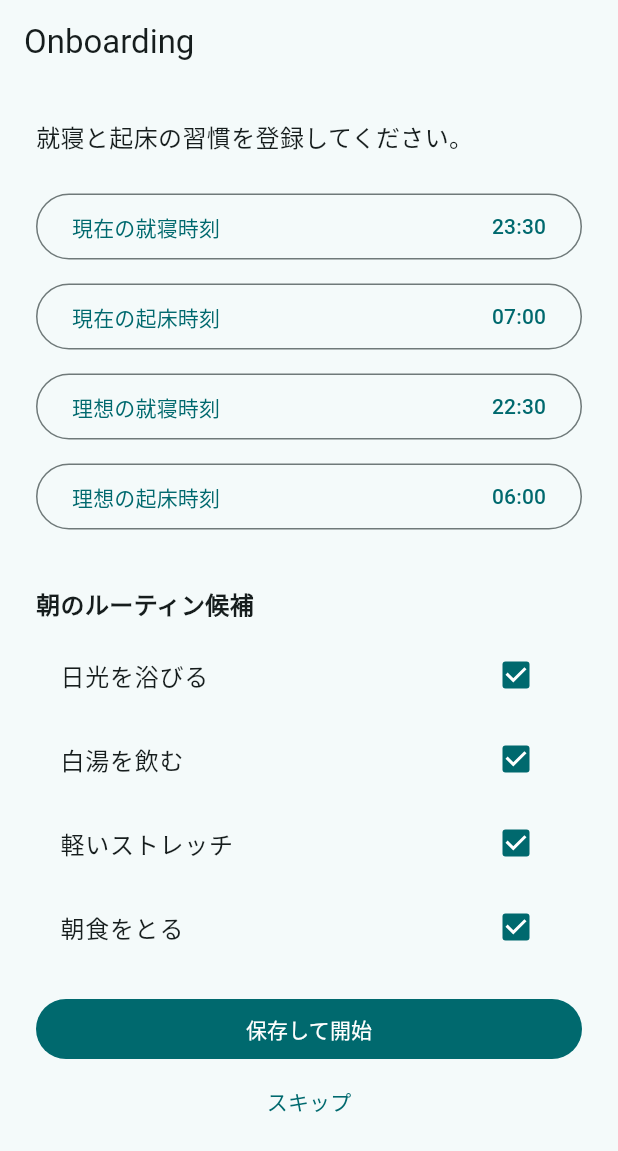
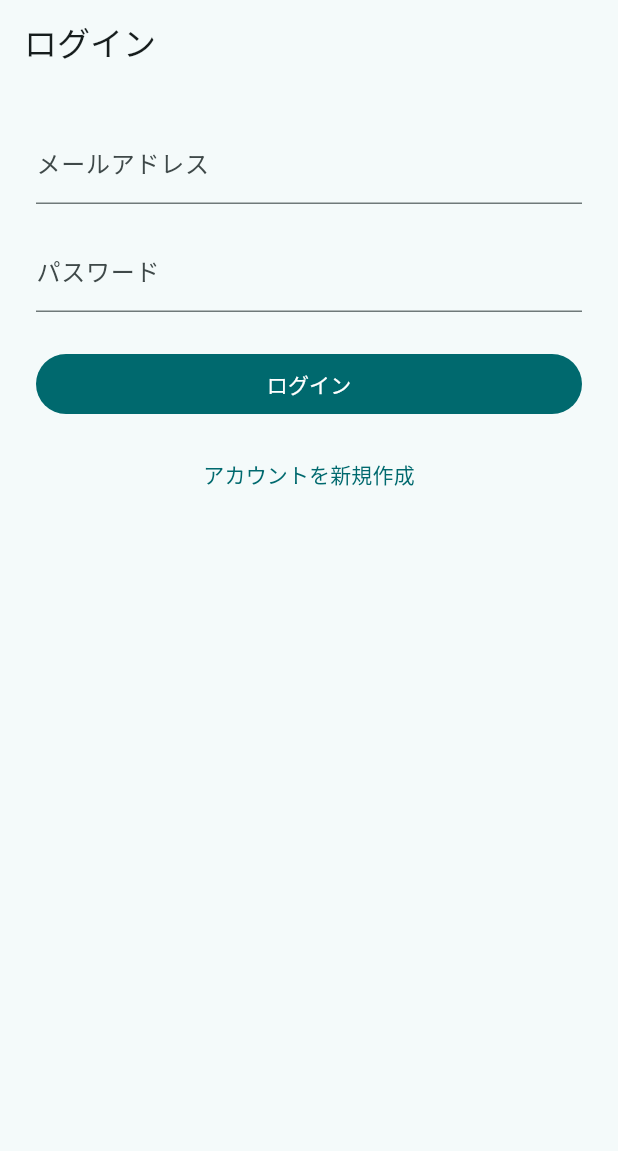
Before and after one commit to h-sasaki-private/dawnshift, a Flutter app: the screen it shows after launch, on a phone screen of 412 x 824 dp. Shown: the top 1151 px of the screen. Run offline on Flutter 3.47's test engine with Material 3 defaults, Android fonts, the phone set to English and light mode, and no system bars; our stand-ins replace cloud_firestore, firebase_auth, firebase_core, flutter_dotenv, package_info_plus; missing offline and left inert: purchases_flutter; accounts and stored records are empty.

Commit message:
feat: ログイン画面の追加とFirebase Auth対応
- LoginPage: メール/パスワードのログイン・新規登録UI
- main.dart: StreamBuilder + initialData でログイン状態に応じた画面切り替え
- OnboardingRepository を Firebase Auth UID で初期化
- FakeAuthProvider.authStateChanges は currentUser を initialData で補完

Co-Authored-By: Claude Sonnet 4.6 <noreply@anthropic.com>

```diff
--- /dev/null
+++ b/lib/features/auth/login_page.dart
@@ -0,0 +1,113 @@
+// ignore_for_file: use_build_context_synchronously
+
+import 'package:dawnshift/features/auth/auth_service.dart';
+import 'package:flutter/material.dart';
+
+class LoginPage extends StatefulWidget {
+  const LoginPage({super.key, required this.authService});
+
+  final AuthService authService;
+
+  @override
+  State<LoginPage> createState() => _LoginPageState();
+}
+
+class _LoginPageState extends State<LoginPage> {
+  final _emailController = TextEditingController();
+  final _passwordController = TextEditingController();
+  var _isRegister = false;
+  var _loading = false;
+  String? _errorMessage;
+
+  @override
+  void dispose() {
+    _emailController.dispose();
+    _passwordController.dispose();
+    super.dispose();
+  }
+
+  Future<void> _submit() async {
+    setState(() {
+      _loading = true;
+      _errorMessage = null;
+    });
+
+    try {
+      if (_isRegister) {
+        await widget.authService.registerWithEmail(
+          email: _emailController.text.trim(),
+          password: _passwordController.text,
+        );
+      } else {
+        await widget.authService.signInWithEmail(
+          email: _emailController.text.trim(),
+          password: _passwordController.text,
+        );
+      }
+    } on EmailAlreadyInUseException {
+      setState(() => _errorMessage = 'このメールアドレスはすでに登録されています。');
+    } on UserNotFoundException {
+      setState(() => _errorMessage = 'メールアドレスが見つかりません。');
+    } on WrongPasswordException {
+      setState(() => _errorMessage = 'パスワードが正しくありません。');
+    } catch (e) {
+      setState(() => _errorMessage = 'エラーが発生しました: $e');
+    } finally {
+      if (mounted) setState(() => _loading = false);
+    }
+  }
+
+  @override
+  Widget build(BuildContext context) {
+    return Scaffold(
+      appBar: AppBar(title: Text(_isRegister ? '新規登録' : 'ログイン')),
+      body: SingleChildScrollView(
+        padding: const EdgeInsets.all(24),
+        child: Column(
+          crossAxisAlignment: CrossAxisAlignment.stretch,
+          children: [
+          TextField(
+            key: const Key('email-field'),
+            controller: _emailController,
+            decoration: const InputDecoration(labelText: 'メールアドレス'),
+            keyboardType: TextInputType.emailAddress,
+            autocorrect: false,
+          ),
+          const SizedBox(height: 16),
+          TextField(
+            key: const Key('password-field'),
+            controller: _passwordController,
+            decoration: const InputDecoration(labelText: 'パスワード'),
+            obscureText: true,
+          ),
+          const SizedBox(height: 24),
+          if (_errorMessage != null) ...[
+            Text(
+              _errorMessage!,
+              style: TextStyle(color: Theme.of(context).colorScheme.error),
+            ),
+            const SizedBox(height: 16),
+          ],
+          FilledButton(
+            key: const Key('submit-button'),
+            onPressed: _loading ? null : _submit,
+            child: Text(_loading
+                ? '処理中...'
+                : (_isRegister ? '登録する' : 'ログイン')),
+          ),
+          const SizedBox(height: 12),
+          TextButton(
+            key: const Key('toggle-mode-button'),
+            onPressed: _loading
+                ? null
+                : () => setState(() => _isRegister = !_isRegister),
+            child: Text(_isRegister
+                ? 'すでにアカウントをお持ちの方はこちら'
+                : 'アカウントを新規作成'),
+          ),
+          ],
+        ),
+      ),
+    );
+  }
+}
--- a/lib/main.dart
+++ b/lib/main.dart
@@ -1,8 +1,10 @@
 import 'package:firebase_core/firebase_core.dart';
 import 'package:flutter/material.dart';
+import 'package:flutter_dotenv/flutter_dotenv.dart';
 
 import 'firebase_options.dart';
 import 'features/auth/auth_service.dart';
+import 'features/auth/login_page.dart';
 import 'features/onboarding/onboarding_app.dart';
 import 'features/onboarding/onboarding_repository.dart';
 import 'features/sleep/sleep_record_repository.dart';
@@ -10,6 +12,11 @@ import 'features/sleep/sleep_record_repository.dart';
 Future<void> main() async {
   WidgetsFlutterBinding.ensureInitialized();
   await Firebase.initializeApp(options: DefaultFirebaseOptions.currentPlatform);
+  try {
+    await dotenv.load();
+  } catch (_) {
+    // .env がない場合は無視
+  }
   runApp(const App());
 }
 
@@ -24,44 +31,29 @@ class App extends StatefulWidget {
 }
 
 class _AppState extends State<App> {
-  Future<OnboardingRepository>? _repositoryFuture;
+  late final AuthService _authService;
 
   @override
   void initState() {
     super.initState();
-    _repositoryFuture = widget.repository != null
-        ? Future<OnboardingRepository>.value(widget.repository)
-        : _buildRepository();
+    _authService =
+        widget.authService ?? AuthService(provider: FirebaseAuthProvider());
   }
 
-  Future<OnboardingRepository> _buildRepository() async {
+  Future<OnboardingRepository> _buildRepository(String uid) async {
+    if (widget.repository != null) {
+      return widget.repository!;
+    }
     final localStore = await createSharedPreferencesStore();
-    final profileId =
-        localStore.getString('onboarding_profile_id') ??
-        'profile-${DateTime.now().millisecondsSinceEpoch}';
-
-    if (localStore.getString('onboarding_profile_id') == null) {
-      await localStore.setString('onboarding_profile_id', profileId);
-    }
-
     return OnboardingRepository(
       firestore: FirebaseFirestoreClient(),
       preferences: localStore,
-      uid: profileId,
+      uid: uid,
     );
   }
 
   @override
   Widget build(BuildContext context) {
-    return FutureBuilder<OnboardingRepository>(
-      future: _repositoryFuture,
-      builder: (context, snapshot) {
-        if (!snapshot.hasData) {
-          return const MaterialApp(
-            home: Scaffold(body: Center(child: CircularProgressIndicator())),
-          );
-        }
-
     return MaterialApp(
       title: 'dawnshift',
       theme: ThemeData(
@@ -69,14 +61,35 @@ class _AppState extends State<App> {
           seedColor: const Color(0xFF3C6E71),
         ),
       ),
-          home: OnboardingApp(
-            repository: snapshot.data!,
-            authService:
-                widget.authService ??
-                AuthService(provider: FirebaseAuthProvider()),
-          ),
+      home: StreamBuilder<AppUser?>(
+        stream: _authService.authStateChanges,
+        initialData: _authService.currentUser,
+        builder: (context, snapshot) {
+          final user = snapshot.data;
+
+          // 未ログイン → ログイン画面
+          if (user == null) {
+            return LoginPage(authService: _authService);
+          }
+
+          // ログイン済み → リポジトリを構築してオンボーディングへ
+          return FutureBuilder<OnboardingRepository>(
+            future: _buildRepository(user.uid),
+            builder: (context, repoSnapshot) {
+              if (!repoSnapshot.hasData) {
+                return const Scaffold(
+                  body: Center(child: CircularProgressIndicator()),
+                );
+              }
+
+              return OnboardingApp(
+                repository: repoSnapshot.data!,
+                authService: _authService,
               );
             },
           );
+        },
+      ),
+    );
   }
 }
```
Also changed, not shown: 1 other file. Lines whose indentation alone changed are shown as unchanged.
